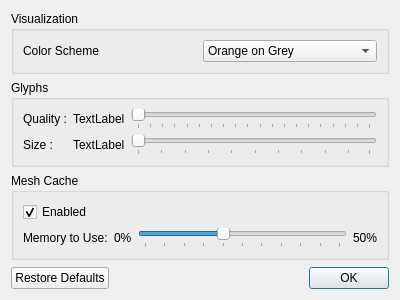
The window that code/ShapeWorksView2/PreferencesWindow.ui (SCIInstitute/ShapeWorks) describes before a commit, drawn with Qt 5.
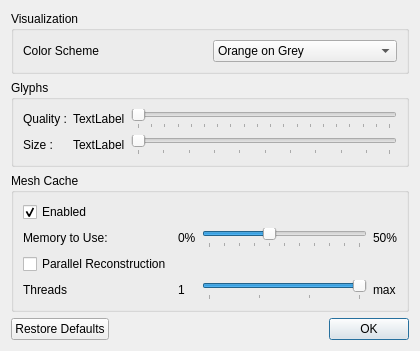
The same window after the commit.

Commit message: Added parallel surface reconstruction

Patch:
```diff
--- a/code/ShapeWorksView2/PreferencesWindow.ui
+++ b/code/ShapeWorksView2/PreferencesWindow.ui
@@ -6,8 +6,8 @@
    <rect>
     <x>0</x>
     <y>0</y>
-    <width>400</width>
-    <height>300</height>
+    <width>420</width>
+    <height>336</height>
    </rect>
   </property>
   <property name="windowTitle">
@@ -219,6 +219,56 @@
           </property>
          </widget>
         </item>
+        <item row="2" column="0">
+         <widget class="QCheckBox" name="parallelEnabled">
+          <property name="text">
+           <string>Parallel Reconstruction</string>
+          </property>
+         </widget>
+        </item>
+        <item row="3" column="0">
+         <widget class="QLabel" name="label_10">
+          <property name="text">
+           <string>Threads</string>
+          </property>
+         </widget>
+        </item>
+        <item row="3" column="1">
+         <widget class="QLabel" name="label_9">
+          <property name="text">
+           <string>1</string>
+          </property>
+         </widget>
+        </item>
+        <item row="3" column="2">
+         <widget class="QSlider" name="numThreadsSlider">
+          <property name="minimum">
+           <number>1</number>
+          </property>
+          <property name="maximum">
+           <number>4</number>
+          </property>
+          <property name="value">
+           <number>4</number>
+          </property>
+          <property name="orientation">
+           <enum>Qt::Horizontal</enum>
+          </property>
+          <property name="tickPosition">
+           <enum>QSlider::TicksBelow</enum>
+          </property>
+          <property name="tickInterval">
+           <number>1</number>
+          </property>
+         </widget>
+        </item>
+        <item row="3" column="3">
+         <widget class="QLabel" name="numThreadsMaxLabel">
+          <property name="text">
+           <string>max</string>
+          </property>
+         </widget>
+        </item>
        </layout>
       </item>
      </layout>
```
The commit also changes 19 other files.
